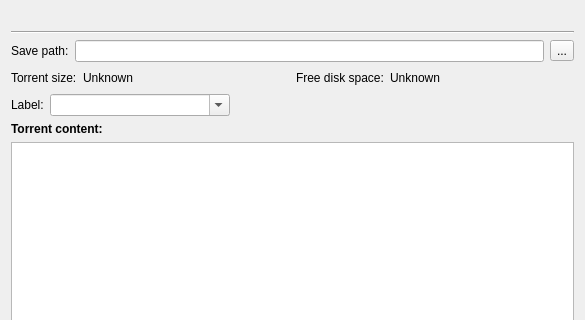
Before: the Qt Designer form src/ui/torrentadditiondlg.ui in SysAdminDoc/qBittorrent-Vanced, drawn with Qt 5; both pictures show x 0 to 585 and y 0 to 320 of the 585 by 517 pixel window.
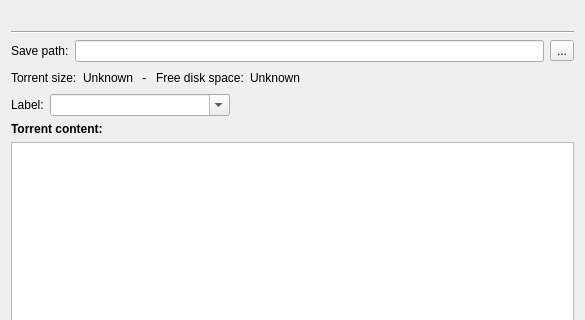
After: the same form once the commit is applied.

Commit message: - Little cosmetic change in torrent addition dialog

Patch:
```diff
--- a/src/ui/torrentadditiondlg.ui
+++ b/src/ui/torrentadditiondlg.ui
@@ -62,9 +62,7 @@
     </layout>
    </item>
    <item>
-    <layout class="QHBoxLayout" name="horizontalLayout_3">
-     <item>
-      <layout class="QHBoxLayout" name="horizontalLayout_2">
+    <layout class="QHBoxLayout" name="horizontalLayout">
        <item>
         <widget class="QLabel" name="label_2">
          <property name="text">
@@ -80,22 +78,12 @@
         </widget>
        </item>
        <item>
-        <spacer name="horizontalSpacer_2">
-         <property name="orientation">
-          <enum>Qt::Horizontal</enum>
-         </property>
-         <property name="sizeHint" stdset="0">
-          <size>
-           <width>40</width>
-           <height>20</height>
-          </size>
-         </property>
-        </spacer>
-       </item>
-      </layout>
-     </item>
-     <item>
-      <layout class="QHBoxLayout" name="horizontalLayout">
+      <widget class="QLabel" name="label_4">
+       <property name="text">
+        <string notr="true"> - </string>
+       </property>
+      </widget>
+     </item>
        <item>
         <widget class="QLabel" name="label">
          <property name="text">
@@ -129,8 +117,6 @@
           </size>
          </property>
         </spacer>
-       </item>
-      </layout>
      </item>
     </layout>
    </item>
```
Lines whose indentation alone changed are shown as unchanged.
